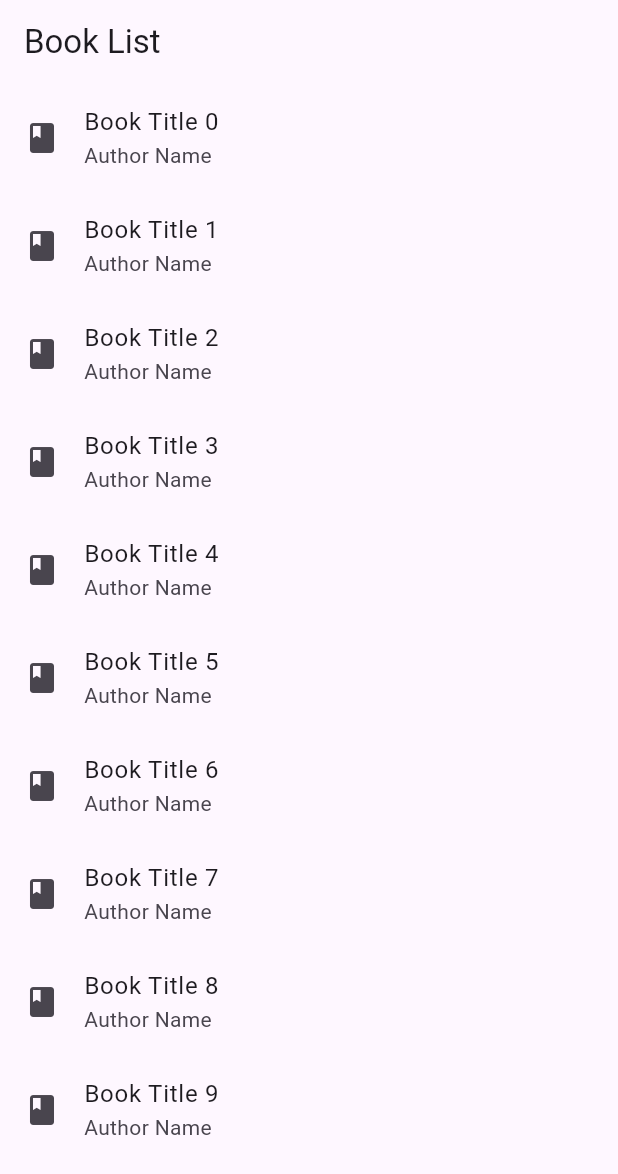
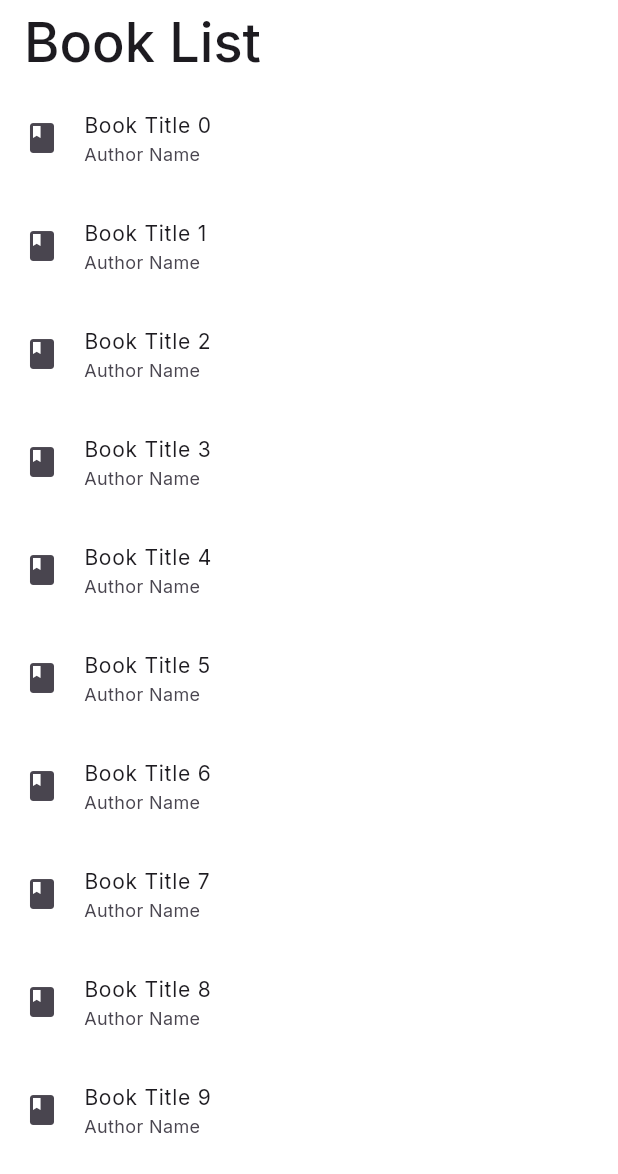
Before and after one commit to KU-MAD-CW2/edu_app, a Flutter app: the screen it shows after launch, on a phone screen of 412 x 824 dp. Shown: the top 1174 px of the screen. Run offline on Flutter 3.47's test engine with Material 3 defaults, Android fonts, the phone set to English and light mode, and no system bars; our stand-ins replace flutter_riverpod, go_router, google_fonts, sqflite; accounts and stored records are empty.

```diff
--- /dev/null
+++ b/lib/app/routes/route_provider.dart
@@ -0,0 +1,10 @@
+import 'package:edu_app/app/routes/routes.dart';
+import 'package:flutter_riverpod/flutter_riverpod.dart';
+import 'package:go_router/go_router.dart';
+
+final routeProvider = Provider<GoRouter>((ref) {
+  return GoRouter(
+    initialLocation: homeRoute.path,
+    routes: routes,
+  );
+});
--- /dev/null
+++ b/lib/common/main_widget.dart
@@ -0,0 +1,29 @@
+import 'package:edu_app/app/routes/route_provider.dart';
+import 'package:edu_app/utils/theme.dart';
+import 'package:flutter/material.dart';
+import 'package:flutter_riverpod/flutter_riverpod.dart';
+
+class MainWidget extends ConsumerWidget {
+  const MainWidget({super.key});
+
+  @override
+  Widget build(BuildContext context, WidgetRef ref) {
+    final router = ref.watch(routeProvider);
+
+    return MaterialApp.router(
+      title: 'Edu App',
+      debugShowCheckedModeBanner: false,
+      routerConfig: router,
+      theme: AppTheme.lightTheme,
+      darkTheme: AppTheme.darkTheme,
+      themeMode: ThemeMode.light,
+      builder: (context, child) {
+        return MediaQuery(
+          data: MediaQuery.of(context)
+              .copyWith(textScaler: TextScaler.linear(1.0)),
+          child: child!,
+        );
+      },
+    );
+  }
+}
--- a/lib/main.dart
+++ b/lib/main.dart
@@ -1,22 +1,9 @@
-import 'package:edu_app/features/textbook/views/screens/book_list_view.dart';
+import 'package:edu_app/common/main_widget.dart';
 import 'package:flutter/material.dart';
+import 'package:flutter_riverpod/flutter_riverpod.dart';
 
 void main() {
-  runApp(const MyApp());
+  runApp(const ProviderScope(
+    child: MainWidget(),
+  ));
 }
-
-class MyApp extends StatelessWidget {
-  const MyApp({super.key});
-  @override
-  Widget build(BuildContext context) {
-    return MaterialApp(
-      title: 'Flutter Demo',
-      theme: ThemeData(
-        colorScheme: ColorScheme.fromSeed(seedColor: Colors.deepPurple),
-        useMaterial3: true,
-      ),
-      home: BookListView(),
-      debugShowCheckedModeBanner: false,
-    );
-  }
-}
--- /dev/null
+++ b/lib/utils/theme.dart
@@ -0,0 +1,111 @@
+import 'package:flutter/material.dart';
+import 'package:google_fonts/google_fonts.dart';
+
+class AppTheme {
+  static MaterialColor primaryColor = Colors.orange;
+
+  static ThemeData lightTheme = ThemeData(
+      useMaterial3: true,
+      canvasColor: Colors.white,
+      scaffoldBackgroundColor: Colors.white,
+      brightness: Brightness.light,
+      textTheme: lightTextTheme,
+      secondaryHeaderColor: Colors.grey.shade300,
+      appBarTheme: const AppBarTheme(
+        backgroundColor: Colors.white,
+        surfaceTintColor: Colors.white,
+      ),
+      navigationBarTheme: NavigationBarThemeData(
+        backgroundColor: Colors.white,
+        indicatorColor: Colors.grey.shade300,
+        labelBehavior: NavigationDestinationLabelBehavior.alwaysHide,
+      ),
+      cardTheme: CardTheme(
+          color: Colors.grey.shade100, shadowColor: Colors.white, elevation: 0),
+      chipTheme: ChipThemeData(
+        shape: StadiumBorder(
+          side: BorderSide(color: primaryColor.shade100),
+        ),
+        backgroundColor: primaryColor.shade50,
+        surfaceTintColor: primaryColor.shade100,
+      ),
+      floatingActionButtonTheme: FloatingActionButtonThemeData(
+          backgroundColor: primaryColor.shade500));
+
+  static ThemeData darkTheme = ThemeData(
+      useMaterial3: true,
+      brightness: Brightness.dark,
+      canvasColor: Colors.black45,
+      scaffoldBackgroundColor: Colors.black45,
+      textTheme: darkTextTheme,
+      secondaryHeaderColor: Colors.black54,
+      primaryColor: primaryColor,
+      chipTheme: ChipThemeData(
+        shape: StadiumBorder(
+          side: BorderSide(color: Colors.grey.shade800),
+        ),
+        backgroundColor: Colors.grey.shade900,
+        surfaceTintColor: Colors.grey.shade800,
+      ),
+      cardTheme: CardTheme(
+        color: Colors.grey.shade900,
+        shadowColor: Colors.black45,
+      ),
+      appBarTheme: const AppBarTheme(
+        backgroundColor: Colors.black45,
+        surfaceTintColor: Colors.black45,
+      ),
+      navigationBarTheme: NavigationBarThemeData(
+          backgroundColor: Colors.black38,
+          surfaceTintColor: Colors.black38,
+          indicatorColor: Colors.grey.shade300,
+          labelBehavior: NavigationDestinationLabelBehavior.alwaysHide,
+          shadowColor: Colors.black),
+      floatingActionButtonTheme: FloatingActionButtonThemeData(
+          backgroundColor: primaryColor.shade500));
+
+  static TextTheme lightTextTheme = TextTheme(
+      headlineLarge: GoogleFonts.poppins(
+        color: primaryColor,
+        fontSize: 36,
+        height: 0.9,
+        fontWeight: FontWeight.w600,
+      ),
+      headlineSmall: GoogleFonts.inter(
+          fontSize: 20, height: 1, fontWeight: FontWeight.w600),
+      titleLarge: GoogleFonts.inter(
+          fontSize: 36, height: 1, fontWeight: FontWeight.w500),
+      titleMedium: GoogleFonts.inter(
+          fontSize: 20, height: 1, fontWeight: FontWeight.w400),
+      bodyLarge: GoogleFonts.inter(
+          fontSize: 14, height: 1.5, fontWeight: FontWeight.w400),
+      bodyMedium: GoogleFonts.inter(
+        fontSize: 12,
+        height: 1.5,
+      ));
+
+  static TextTheme darkTextTheme = TextTheme(
+      headlineLarge: GoogleFonts.poppins(
+        color: primaryColor,
+        fontSize: 36,
+        height: 0.9,
+        fontWeight: FontWeight.w600,
+      ),
+      headlineSmall: GoogleFonts.inter(
+          fontSize: 20, height: 1, fontWeight: FontWeight.w600),
+      titleLarge: GoogleFonts.inter(
+          fontSize: 36, height: 1, fontWeight: FontWeight.bold),
+      titleMedium: GoogleFonts.inter(
+          fontSize: 20, height: 1, fontWeight: FontWeight.w400),
+      bodyLarge: GoogleFonts.inter(
+          fontSize: 14, height: 1.5, fontWeight: FontWeight.w400),
+      bodyMedium: GoogleFonts.inter(
+        fontSize: 12,
+        height: 1.5,
+      ));
+
+  static TextStyle logoTitleOne = const TextStyle(
+    fontWeight: FontWeight.bold,
+    fontSize: 36,
+  );
+}
```
Also changed, not shown: lib/app/database/connection.dart (added, +29 -0 lines), lib/app/database/db_manager.dart (added, +35 -0 lines), lib/app/database/migrations.dart (added, +14 -0 lines), lib/app/routes/routes.dart (added, +11 -0 lines), lib/utils/debouncer.dart (added, +17 -0 lines), lib/utils/request.dart (added, +73 -0 lines), 2 other files.
